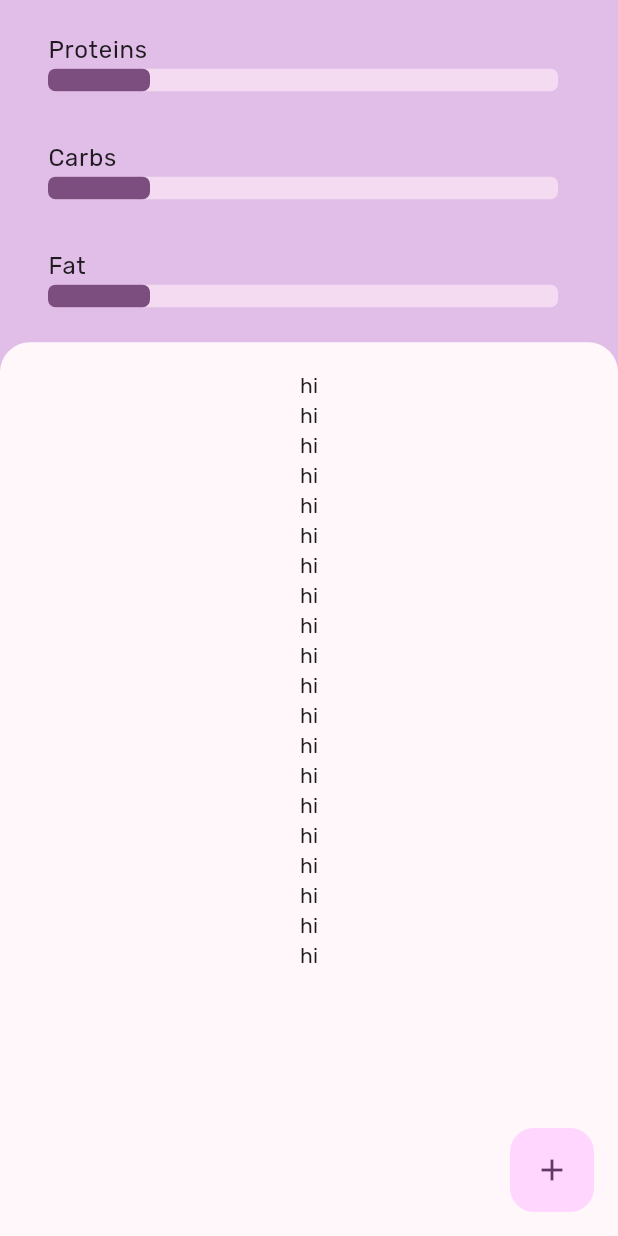
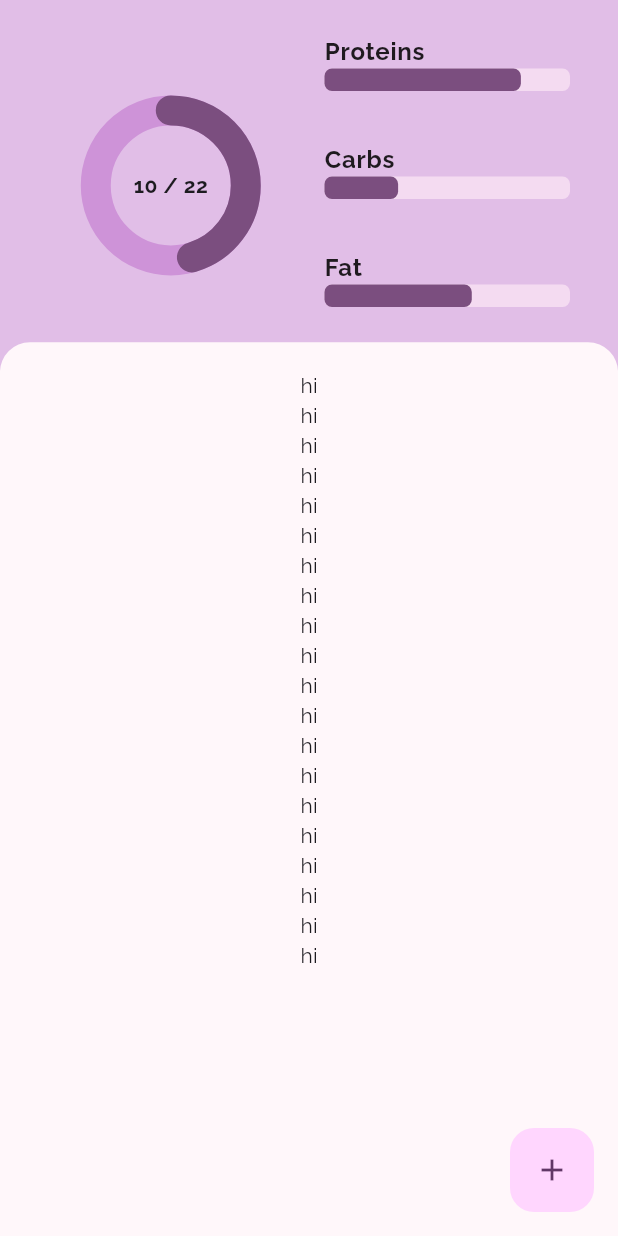
Before and after one commit to CerberusProgrammer/nutru, a Flutter app: the screen it shows after launch, on a phone screen of 412 x 824 dp. Run offline on Flutter 3.47's test engine with Material 3 defaults, Android fonts, the phone set to English and light mode, and no system bars; drawn by our look-alikes of draggable_home; our stand-ins replace get, google_fonts.

Commit message:
New widgets for the app bar!

```diff
--- a/lib/config/theme.controller.dart
+++ b/lib/config/theme.controller.dart
@@ -7,6 +7,6 @@ class ThemeController extends GetxController {
     brightness: Brightness.light,
     useMaterial3: true,
     colorSchemeSeed: Colors.purple,
-    textTheme: GoogleFonts.rubikTextTheme(),
+    textTheme: GoogleFonts.ralewayTextTheme(),
   ).obs;
 }
--- a/lib/views/home.screen.dart
+++ b/lib/views/home.screen.dart
@@ -1,7 +1,11 @@
 import 'package:draggable_home/draggable_home.dart';
+import 'package:flutter/cupertino.dart';
 import 'package:flutter/material.dart';
+import 'package:flutter/widgets.dart';
 import 'package:get/get.dart';
 import 'package:nutru/config/theme.controller.dart';
+import 'package:nutru/views/widgets/progresscircle.dart';
+import 'package:nutru/views/widgets/progresstile.dart';
 
 class HomeScreen extends StatelessWidget {
   const HomeScreen({super.key});
@@ -20,31 +24,24 @@ class HomeScreen extends StatelessWidget {
       headerWidget: Container(
         color: Colors.purple.shade100,
         child: Padding(
-          padding: const EdgeInsets.symmetric(horizontal: 16.0, vertical: 8),
-          child: Column(
+          padding: const EdgeInsets.symmetric(horizontal: 32.0, vertical: 8),
+          child: Row(
             children: [
-              ListTile(
-                title: const Text('Proteins'),
-                subtitle: LinearProgressIndicator(
-                  minHeight: 15,
-                  value: 0.2,
-                  borderRadius: BorderRadius.circular(5),
-                ),
+              const ProgressCircle(
+                title: 'Progress',
+                actualValue: 10,
+                estimatedValue: 22,
               ),
-              ListTile(
-                title: const Text('Carbs'),
-                subtitle: LinearProgressIndicator(
-                  minHeight: 15,
-                  value: 0.2,
-                  borderRadius: BorderRadius.circular(5),
-                ),
+              SizedBox(
+                width: MediaQuery.of(context).size.width / 20,
               ),
-              ListTile(
-                title: const Text('Fat'),
-                subtitle: LinearProgressIndicator(
-                  minHeight: 15,
-                  value: 0.2,
-                  borderRadius: BorderRadius.circular(5),
+              const Expanded(
+                child: Column(
+                  children: [
+                    ProgressTile(title: 'Proteins', progress: 0.8),
+                    ProgressTile(title: 'Carbs', progress: 0.3),
+                    ProgressTile(title: 'Fat', progress: 0.6),
+                  ],
                 ),
               ),
             ],
--- /dev/null
+++ b/lib/views/widgets/progresscircle.dart
@@ -0,0 +1,43 @@
+import 'package:flutter/material.dart';
+
+class ProgressCircle extends StatelessWidget {
+  const ProgressCircle({
+    super.key,
+    required this.title,
+    required this.actualValue,
+    required this.estimatedValue,
+  });
+
+  final String title;
+  final double actualValue;
+  final double estimatedValue;
+
+  @override
+  Widget build(BuildContext context) {
+    return Expanded(
+      child: Stack(
+        children: [
+          Center(
+            child: SizedBox(
+              height: 100,
+              width: 100,
+              child: CircularProgressIndicator(
+                strokeWidth: 20,
+                value: (actualValue / estimatedValue),
+                backgroundColor: Colors.purple.shade200,
+                strokeCap: StrokeCap.round,
+              ),
+            ),
+          ),
+          Align(
+            alignment: Alignment.center,
+            child: Text(
+              '${actualValue.toStringAsFixed(0)} / ${estimatedValue.toStringAsFixed(0)}',
+              style: const TextStyle(fontWeight: FontWeight.bold),
+            ),
+          ),
+        ],
+      ),
+    );
+  }
+}
--- /dev/null
+++ b/lib/views/widgets/progresstile.dart
@@ -0,0 +1,33 @@
+import 'package:flutter/material.dart';
+
+class ProgressTile extends StatelessWidget {
+  const ProgressTile({
+    super.key,
+    required this.title,
+    required this.progress,
+    this.onTap,
+    this.icon,
+  });
+
+  final String title;
+  final double progress;
+  final Function()? onTap;
+  final IconData? icon;
+
+  @override
+  Widget build(BuildContext context) {
+    return ListTile(
+      contentPadding: const EdgeInsets.all(0),
+      title: Text(
+        title,
+        style: const TextStyle(fontWeight: FontWeight.bold),
+      ),
+      subtitle: LinearProgressIndicator(
+        minHeight: 15,
+        value: progress,
+        borderRadius: BorderRadius.circular(5),
+      ),
+      onTap: onTap,
+    );
+  }
+}
```
